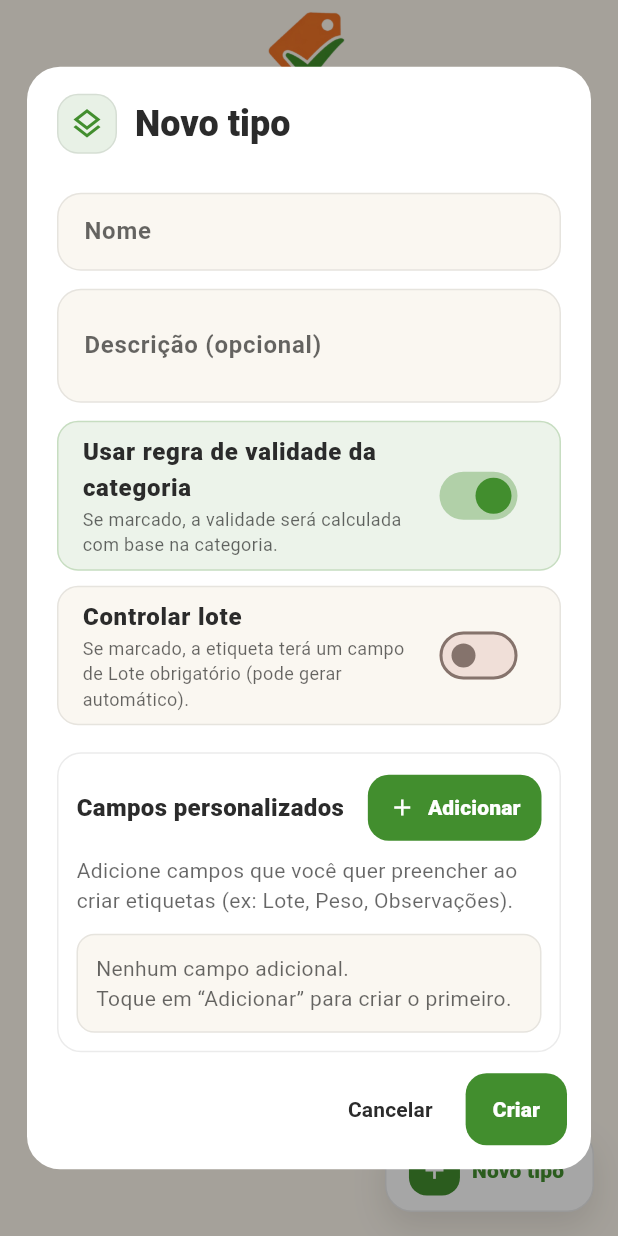
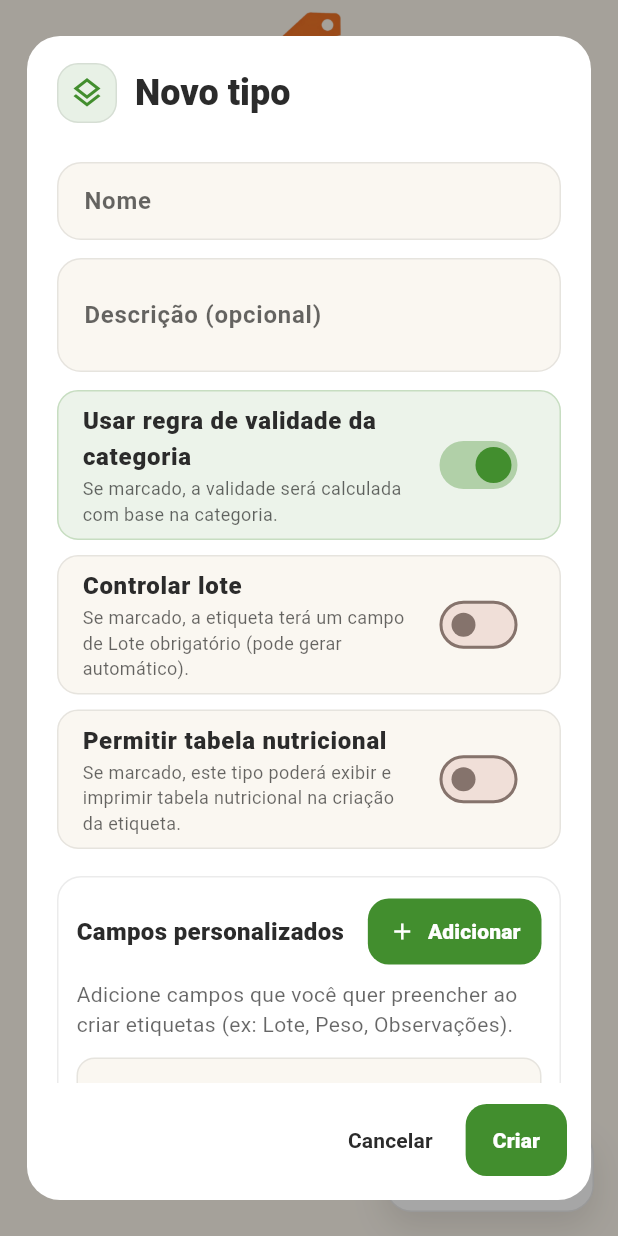
Before and after one commit to MilenaRickliS/tag_valida_tcc, a Flutter app: the TiposEtiquetaScreen screen opened by its route, after a tap on "Novo tipo", on a phone screen of 412 x 824 dp. Run offline on Flutter 3.47's test engine with Material 3 defaults, Android fonts, the phone set to English and light mode, and no system bars; our stand-ins replace cloud_firestore, file_picker, firebase_auth, firebase_core, firebase_storage, fl_chart and 8 more; missing offline and left inert: mobile_scanner; accounts and stored records are empty; generated files the repository leaves out were written again.

Commit message:
permitir tabela n

```diff
--- a/lib/data/local/app_db.dart
+++ b/lib/data/local/app_db.dart
@@ -7,7 +7,7 @@ class AppDb {
   static final AppDb instance = AppDb._();
 
   static const _dbName = 'tag_valida.db';
-  static const _dbVersion = 11;
+  static const _dbVersion = 12;
 
   Database? _db;
 
@@ -65,6 +65,7 @@ class AppDb {
         descricao TEXT,
         usarRegraValidadeCategoria INTEGER NOT NULL,
         controlaLote INTEGER NOT NULL DEFAULT 0,
+        permiteTabelaNutricional INTEGER NOT NULL DEFAULT 0,
         camposCustomJson TEXT NOT NULL,
         createdAt INTEGER,
         updatedAt INTEGER,
@@ -446,5 +447,16 @@ class AppDb {
         'CREATE INDEX idx_printer_configs_uid ON printer_configs(uid)',
       );
     }
+    if (oldVersion < 12) {
+      final colsTipo = await db.rawQuery("PRAGMA table_info(tipos_etiqueta)");
+      bool hasTipoCol(String name) =>
+          colsTipo.any((c) => (c["name"]?.toString() == name));
+
+      if (!hasTipoCol("permiteTabelaNutricional")) {
+        await db.execute(
+          "ALTER TABLE tipos_etiqueta ADD COLUMN permiteTabelaNutricional INTEGER NOT NULL DEFAULT 0;"
+        );
+      }
+    }
   }
 }
--- a/lib/data/local/mappers/tipo_etiqueta_local.dart
+++ b/lib/data/local/mappers/tipo_etiqueta_local.dart
@@ -15,6 +15,7 @@ extension TipoEtiquetaLocalMapper on TipoEtiquetaModel {
       'descricao': descricao,
       'usarRegraValidadeCategoria': usarRegraValidadeCategoria ? 1 : 0,
       'controlaLote': controlaLote ? 1 : 0,
+      'permiteTabelaNutricional': permiteTabelaNutricional ? 1 : 0,
       'camposCustomJson': camposJson,
       'createdAt': nowMs,
       'updatedAt': nowMs,
@@ -35,6 +36,7 @@ extension TipoEtiquetaLocalMapper on TipoEtiquetaModel {
       usarRegraValidadeCategoria: (m['usarRegraValidadeCategoria'] ?? 1) == 1,
       camposCustom: campos,
       controlaLote: (m['controlaLote'] ?? 0) == 1,
+      permiteTabelaNutricional: (m['permiteTabelaNutricional'] ?? 0) == 1,
     );
   }
 }
--- a/lib/data/local/repos/tipos_etiqueta_local_repo.dart
+++ b/lib/data/local/repos/tipos_etiqueta_local_repo.dart
@@ -32,6 +32,7 @@ class TiposEtiquetaLocalRepo {
         "descricao": tipo.descricao,
         "usarRegraValidadeCategoria": tipo.usarRegraValidadeCategoria,
         "controlaLote": tipo.controlaLote,
+        "permiteTabelaNutricional": tipo.permiteTabelaNutricional,
         "camposCustom": tipo.camposCustom.map((c) => c.toMap()).toList(),
         "createdAtMs": nowMs,
         "updatedAtMs": nowMs,
--- a/lib/data/sync/sync_service.dart
+++ b/lib/data/sync/sync_service.dart
@@ -82,6 +82,15 @@ class SyncService {
               final v = map["usarRegraValidadeCategoria"];
               if (v is int) map["usarRegraValidadeCategoria"] = v == 1;
               if (v is num) map["usarRegraValidadeCategoria"] = v.toInt() == 1;
+            }
+            if (map.containsKey("permiteTabelaNutricional")) {
+              final v = map["permiteTabelaNutricional"];
+              if (v is int) map["permiteTabelaNutricional"] = v == 1;
+              if (v is num) map["permiteTabelaNutricional"] = v.toInt() == 1;
+              if (v is String) {
+                map["permiteTabelaNutricional"] =
+                    (v.toLowerCase().trim() == "true" || v == "1");
+              }
             }
           }
           if (entity == "etiquetas") {
@@ -215,6 +224,7 @@ class SyncService {
         "descricao": d["descricao"]?.toString(),
         "usarRegraValidadeCategoria": (d["usarRegraValidadeCategoria"] ?? true) ? 1 : 0,
         "controlaLote": (d["controlaLote"] ?? false) ? 1 : 0,
+        "permiteTabelaNutricional": (d["permiteTabelaNutricional"] ?? false) ? 1 : 0,
         "camposCustomJson": jsonEncode(campos),
         "createdAt": (d["createdAt"] as Timestamp?)?.millisecondsSinceEpoch,
         "updatedAt": (d["updatedAt"] as Timestamp?)?.millisecondsSinceEpoch,
--- a/lib/models/tipo_etiqueta_model.dart
+++ b/lib/models/tipo_etiqueta_model.dart
@@ -71,6 +71,7 @@ class TipoEtiquetaModel {
   final bool usarRegraValidadeCategoria;
   final List<CampoCustomModel> camposCustom;
   final bool controlaLote;
+  final bool permiteTabelaNutricional;
 
   TipoEtiquetaModel({
     required this.id,
@@ -79,6 +80,7 @@ class TipoEtiquetaModel {
     required this.usarRegraValidadeCategoria,
     required this.controlaLote,
     required this.camposCustom,
+    required this.permiteTabelaNutricional,
   });
 
   Map<String, dynamic> toMap() => {
@@ -86,6 +88,7 @@ class TipoEtiquetaModel {
         "descricao": descricao,
         "usarRegraValidadeCategoria": usarRegraValidadeCategoria,
         "controlaLote": controlaLote,
+        "permiteTabelaNutricional": permiteTabelaNutricional,
         "camposCustom": camposCustom.map((c) => c.toMap()).toList(),
         "updatedAt": FieldValue.serverTimestamp(),
         "createdAt": FieldValue.serverTimestamp(),
@@ -104,6 +107,7 @@ class TipoEtiquetaModel {
       usarRegraValidadeCategoria: data["usarRegraValidadeCategoria"] ?? true,
       camposCustom: list,
       controlaLote: data["controlaLote"] ?? false,
+       permiteTabelaNutricional: data["permiteTabelaNutricional"] ?? false,
     );
   }
 }
--- a/lib/providers/tipos_etiqueta_local_provider.dart
+++ b/lib/providers/tipos_etiqueta_local_provider.dart
@@ -35,6 +35,7 @@ class TiposEtiquetaLocalProvider extends ChangeNotifier {
       descricao: _trimOrNull(tipo.descricao),
       usarRegraValidadeCategoria: tipo.usarRegraValidadeCategoria,
       controlaLote: tipo.controlaLote,
+       permiteTabelaNutricional: tipo.permiteTabelaNutricional,
       camposCustom: tipo.camposCustom,
     );
 
@@ -49,6 +50,7 @@ class TiposEtiquetaLocalProvider extends ChangeNotifier {
       descricao: _trimOrNull(tipo.descricao),
       usarRegraValidadeCategoria: tipo.usarRegraValidadeCategoria,
       controlaLote: tipo.controlaLote,
+       permiteTabelaNutricional: tipo.permiteTabelaNutricional,
       camposCustom: tipo.camposCustom,
     );
 
--- a/lib/screens/tipo_etiqueta/tipo_etiqueta.dart
+++ b/lib/screens/tipo_etiqueta/tipo_etiqueta.dart
@@ -308,6 +308,7 @@ class _TiposEtiquetaScreenState extends State<TiposEtiquetaScreen> {
     final descCtrl = TextEditingController(text: tipo?.descricao ?? "");
     bool usarRegra = tipo?.usarRegraValidadeCategoria ?? true;
     bool controlaLote = tipo?.controlaLote ?? false;
+    bool permiteTabelaNutricional = tipo?.permiteTabelaNutricional ?? false;
 
     final List<CampoCustomModel> campos = [
       ...(tipo?.camposCustom ?? []),
@@ -506,6 +507,52 @@ class _TiposEtiquetaScreenState extends State<TiposEtiquetaScreen> {
                         ),
                       ),
                     ),
+                    const SizedBox(height: 10),
+                    Container(
+                      decoration: BoxDecoration(
+                        border: Border.all(
+                          color: permiteTabelaNutricional
+                              ? brand.withOpacity(0.22)
+                              : border,
+                        ),
+                        borderRadius: BorderRadius.circular(14),
+                        color: permiteTabelaNutricional
+                            ? brand.withOpacity(0.10)
+                            : fieldBg,
+                      ),
+                      child: SwitchTheme(
+                        data: SwitchThemeData(
+                          thumbColor: WidgetStateProperty.resolveWith((states) {
+                            if (states.contains(WidgetState.selected)) return brand;
+                            return null;
+                          }),
+                          trackColor: WidgetStateProperty.resolveWith((states) {
+                            if (states.contains(WidgetState.selected)) {
+                              return brand.withOpacity(0.35);
+                            }
+                            return null;
+                          }),
+                        ),
+                        child: SwitchListTile(
+                          title: Text(
+                            "Permitir tabela nutricional",
+                            style: TextStyle(
+                              fontWeight: FontWeight.w800,
+                              color: text,
+                            ),
+                          ),
+                          subtitle: Text(
+                            "Se marcado, este tipo poderá exibir e imprimir tabela nutricional na criação da etiqueta.",
+                            style: TextStyle(
+                              color: muted,
+                              fontSize: 12,
+                            ),
+                          ),
+                          value: permiteTabelaNutricional,
+                          onChanged: (v) => setLocal(() => permiteTabelaNutricional = v),
+                        ),
+                      ),
+                    ),
                    const SizedBox(height: 18),
                     CampoCustomSection(
                       campos: campos,
@@ -584,6 +631,7 @@ class _TiposEtiquetaScreenState extends State<TiposEtiquetaScreen> {
                     descricao: desc.isEmpty ? null : desc,
                     usarRegraValidadeCategoria: usarRegra,
                     controlaLote: controlaLote,
+                    permiteTabelaNutricional: permiteTabelaNutricional,
                     camposCustom: campos,
                   );
 
--- a/lib/screens/tipo_etiqueta/widgets/tipo_card.dart
+++ b/lib/screens/tipo_etiqueta/widgets/tipo_card.dart
@@ -59,7 +59,10 @@ class TipoCard extends StatelessWidget {
                 ),
                 const SizedBox(height: 4),
                 Text(
-                  "$count campo(s) • validade automática: ${tipo.usarRegraValidadeCategoria ? "sim" : "não"} • lote: ${tipo.controlaLote ? "sim" : "não"}",
+                  "$count campo(s) • "
+                  "validade automática: ${tipo.usarRegraValidadeCategoria ? "sim" : "não"} • "
+                  "lote: ${tipo.controlaLote ? "sim" : "não"} • "
+                  "tabela nutricional: ${tipo.permiteTabelaNutricional ? "sim" : "não"}",
                   style: TextStyle(color: muted),
                 ),
               ],
```
